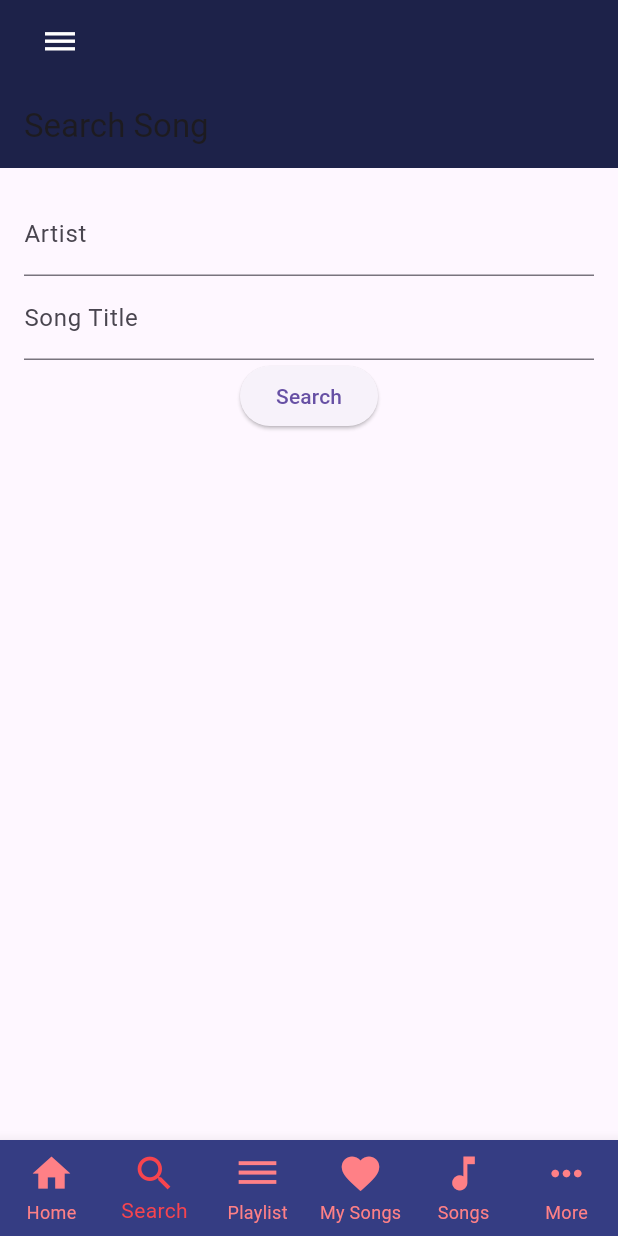
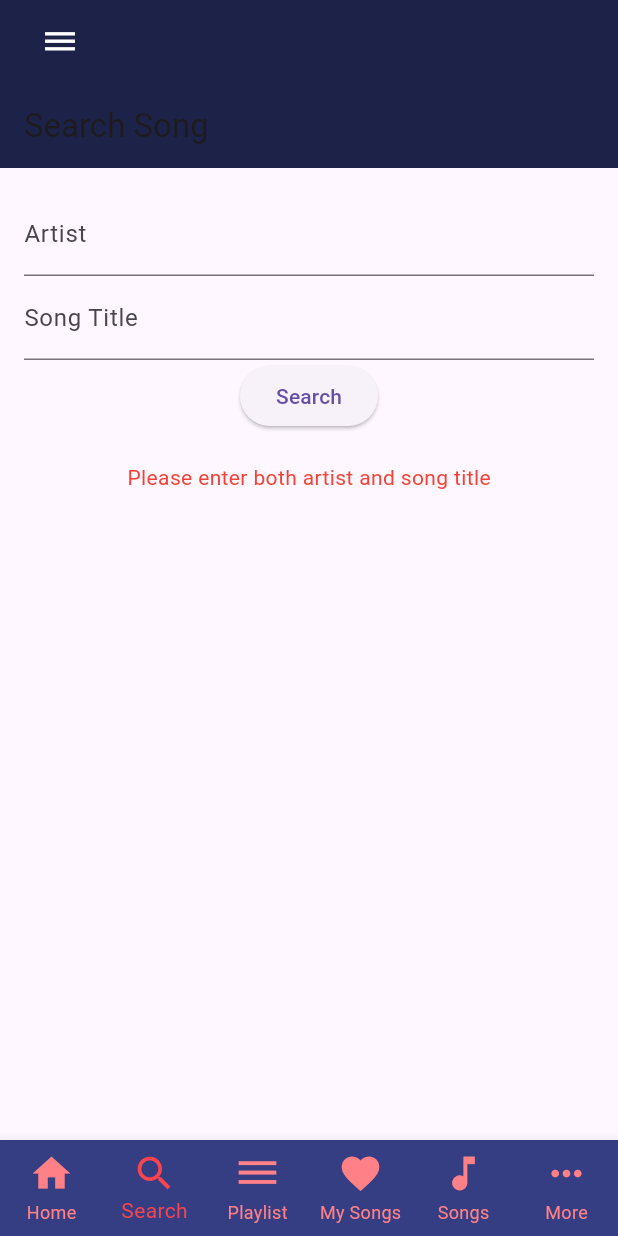
Before and after one commit to Marta-24/Firebase, a Flutter app: the screen it shows after launch, item 2 of the bottom bar chosen, after a tap on "Search", on a phone screen of 412 x 824 dp. Run offline on Flutter 3.47's test engine with Material 3 defaults, Android fonts, the phone set to English and light mode, and no system bars; our stand-ins replace shared_preferences.

Commit message:
Searching song works (kind of)

```diff
--- a/lib/app/lyrics_service.dart
+++ b/lib/app/lyrics_service.dart
@@ -3,12 +3,22 @@ import 'package:http/http.dart' as http;
 
 class LyricsService {
   Future<String> fetchLyrics(String artist, String title) async {
-    final response = await http.get(Uri.parse('https://api.lyrics.ovh/v1/$artist/$title'));
+    final encodedArtist = Uri.encodeComponent(artist);
+    final encodedTitle = Uri.encodeComponent(title);
 
-    if (response.statusCode == 200) {
-      return json.decode(response.body)['lyrics'];
-    } else {
-      throw Exception('Failed to load lyrics');
+    final url = Uri.parse('https://api.lyrics.ovh/v1/$encodedArtist/$encodedTitle');
+
+    try {
+      final response = await http.get(url);
+
+      if (response.statusCode == 200) {
+        final jsonResponse = json.decode(response.body);
+        return jsonResponse['lyrics'] ?? 'Lyrics not found';
+      } else {
+        throw Exception('Failed to load lyrics');
+      }
+    } catch (e) {
+      return 'Error fetching lyrics: $e';
     }
   }
 }
--- a/lib/pages/search_page.dart
+++ b/lib/pages/search_page.dart
@@ -3,7 +3,7 @@ import '../app/lyrics_service.dart';
 import 'song_page.dart';
 
 class SearchPage extends StatefulWidget {
-  const SearchPage({super.key});
+  const SearchPage({Key? key}) : super(key: key);
 
   @override
   // ignore: library_private_types_in_public_api
@@ -14,8 +14,24 @@ class _SearchPageState extends State<SearchPage> {
   final _artistController = TextEditingController();
   final _songController = TextEditingController();
   final _lyricsService = LyricsService();
+  bool _isLoading = false;
+  String _errorMessage = '';
 
   void _searchSong() async {
+    setState(() {
+      _isLoading = true;
+      _errorMessage = '';
+    });
+
+    if (_artistController.text.isEmpty || _songController.text.isEmpty) {
+      setState(() {
+        _isLoading = false;
+        _errorMessage = 'Please enter both artist and song title';
+      });
+      return;
+    }
+
+    try {
       final lyrics = await _lyricsService.fetchLyrics(
         _artistController.text,
         _songController.text,
@@ -30,6 +46,15 @@ class _SearchPageState extends State<SearchPage> {
           ),
         ),
       );
+    } catch (e) {
+      setState(() {
+        _errorMessage = 'Failed to load lyrics';
+      });
+    } finally {
+      setState(() {
+        _isLoading = false;
+      });
+    }
   }
 
   @override
@@ -50,7 +75,17 @@ class _SearchPageState extends State<SearchPage> {
             ),
             ElevatedButton(
               onPressed: _searchSong,
-              child: const Text('Search'),
+              child: _isLoading
+                  ? const CircularProgressIndicator(color: Colors.white)
+                  : const Text('Search'),
+            ),
+            if (_errorMessage.isNotEmpty)
+              Padding(
+                padding: const EdgeInsets.only(top: 20),
+                child: Text(
+                  _errorMessage,
+                  style: const TextStyle(color: Colors.red),
+                ),
               ),
           ],
         ),
```
Lines whose indentation alone changed are shown as unchanged.
